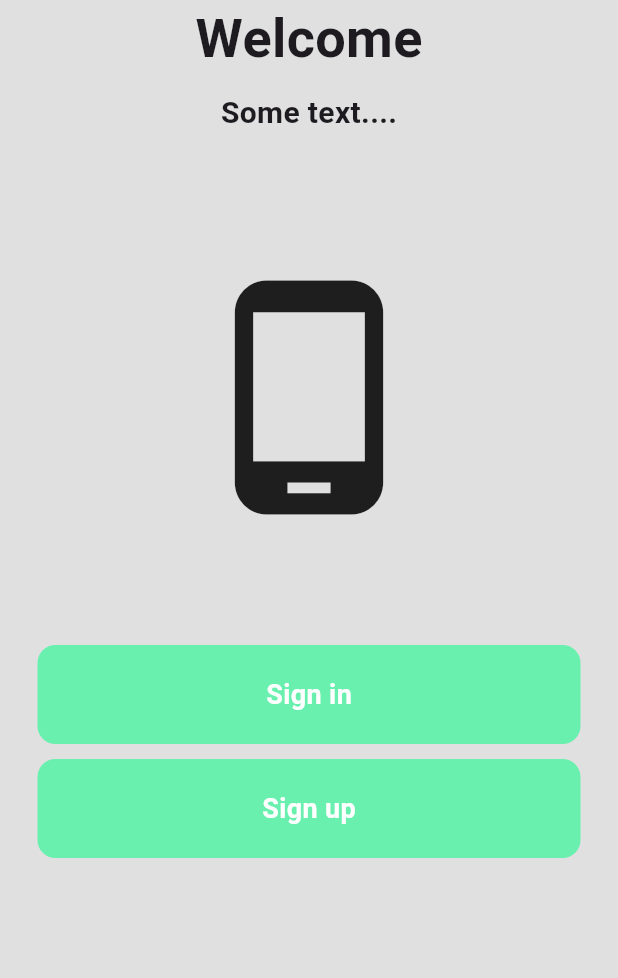
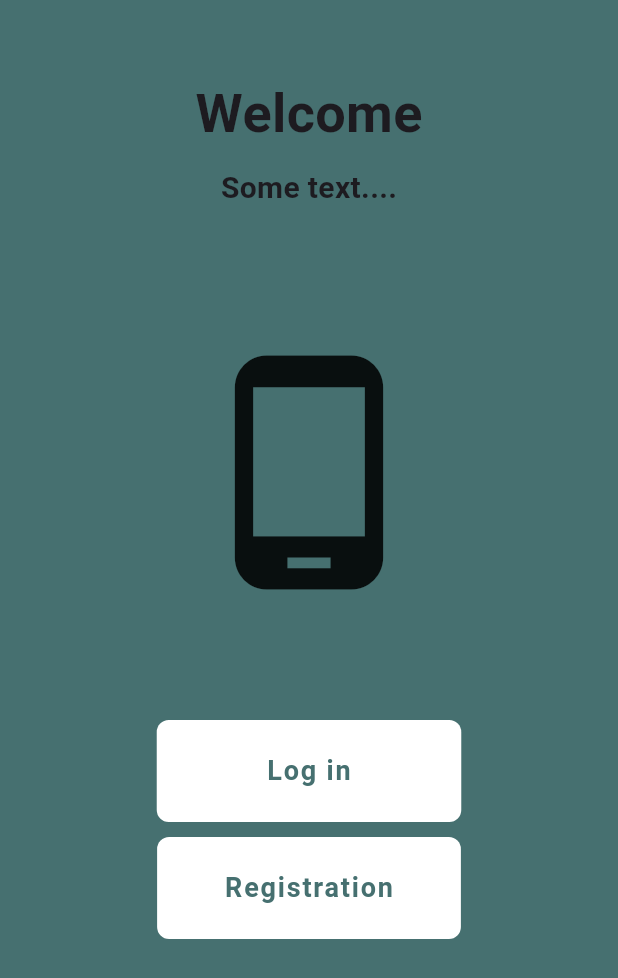
Before and after one commit to UsmonovaZulfiya/Meraki_JSE, a Flutter app: the screen it shows after launch, on a phone screen of 412 x 824 dp. Shown: the top 978 px of the screen. Run offline on Flutter 3.47's test engine with Material 3 defaults, Android fonts, the phone set to English and light mode, and no system bars.

Commit message:
Update welcome_page.dart

```diff
--- a/lib/welcome_page.dart
+++ b/lib/welcome_page.dart
@@ -11,10 +11,11 @@ class _WelcomePageState extends State<WelcomePage> {
   @override
   Widget build(BuildContext context) {
     return Scaffold(
-        backgroundColor: Colors.grey[300],
+      backgroundColor: Color.fromRGBO(70, 112, 112, 1.0),
       body: Center(
         child: Column(
           children: [
+            SizedBox(height: 50),
             Text(
               'Welcome',
               style: TextStyle(
@@ -34,7 +35,7 @@ class _WelcomePageState extends State<WelcomePage> {
 
             Center(
               child: Icon(
-                Icons.phone_android, //Change to logo
+                Icons.phone_android,  //Change to logo
                 size: 170,
               ),
             ),
@@ -42,51 +43,62 @@ class _WelcomePageState extends State<WelcomePage> {
             SizedBox(height: 80),
 
             Padding(
-              padding: const EdgeInsets.symmetric(horizontal: 25.0),
+              padding: const EdgeInsets.symmetric(horizontal: 10.0),
               child: Container(
-                padding: EdgeInsets.all(20.0),
+                padding: EdgeInsets.all(10.0),
                 decoration: BoxDecoration(
-                    color: Colors.greenAccent,
-                    borderRadius: BorderRadius.circular(12.0)
+                    color: Colors.white,
+                    borderRadius: BorderRadius.circular(8.0)
                 ),
 
-                child: Center(
+                child: TextButton(
+                    onPressed: () {
+                      Navigator.pushNamed(context, '/login');
+                    },
                     child: Text(
-                    'Sign in',
+                      '         Log in         ',
                       style: TextStyle(
-                      color: Colors.white,
-                      fontWeight: FontWeight.bold,
-                      fontSize: 18,
+                        color: Color.fromRGBO(70, 112, 112, 1.0), // Text color
+                        fontSize: 18.0, // Font size
+                        fontWeight: FontWeight.bold, // Font weight
+                        letterSpacing: 1.2, // Letter spacing
                       ),
+
+                    )
                 ),
-                ),
+
               ),
             ),
 
             SizedBox(height: 10),
 
             Padding(
-              padding: const EdgeInsets.symmetric(horizontal: 25.0),
+              padding: const EdgeInsets.symmetric(horizontal: 10.0),
               child: Container(
-                padding: EdgeInsets.all(20.0),
+                padding: EdgeInsets.all(10.0),
                 decoration: BoxDecoration(
-                    color: Colors.greenAccent,
-                    borderRadius: BorderRadius.circular(12.0)
+                    color: Colors.white,
+                    borderRadius: BorderRadius.circular(8.0)
                 ),
 
-                child: Center(
+                  child: TextButton(
+                    onPressed: () {
+                      Navigator.pushNamed(context, '/registration');
+                    },
                     child: Text(
-                    'Sign up',
+                        '    Registration    ',
                       style: TextStyle(
-                      color: Colors.white,
-                      fontWeight: FontWeight.bold,
-                      fontSize: 18,
+                        color: Color.fromRGBO(70, 112, 112, 1.0), // Text color
+                        fontSize: 18.0, // Font size
+                        fontWeight: FontWeight.bold, // Font weight
+                        letterSpacing: 1.2, // Letter spacing
                     ),
-                  ),
-                ),
+
+                  )
               ),
             ),
 
+            ),
         ],
       ),
     ),
```
Lines whose indentation alone changed are shown as unchanged.
